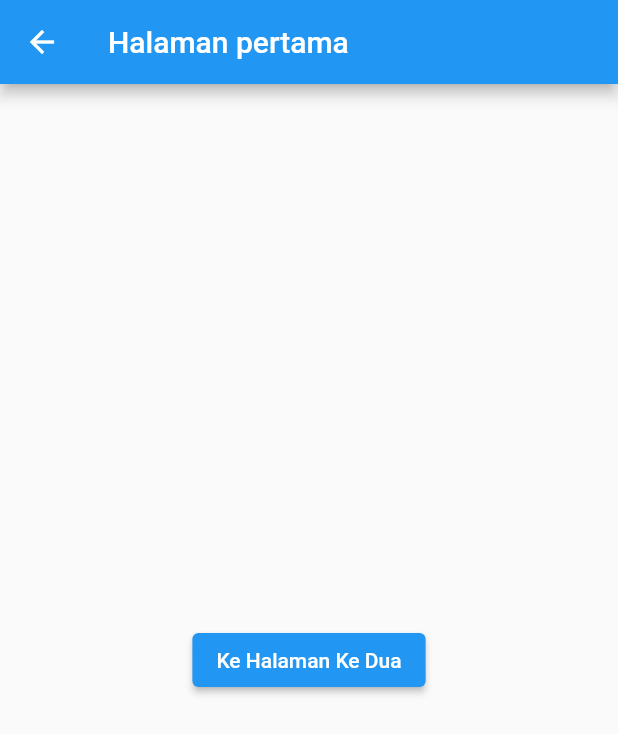
After one commit to exceldeo/FlutterTutorialCrocodic, a Flutter app: the NavigatorScreen screen opened by its route, on a phone screen of 412 x 824 dp. The commit adds this screen. Shown: the top 734 px of the screen. Run offline on Flutter 3.47's test engine with Material 2 defaults, Android fonts, the phone set to English and light mode, and no system bars.

Commit message:
memperbaiki navigator

```diff
--- /dev/null
+++ b/my_app/lib/NavigatorScreen.dart
@@ -0,0 +1,29 @@
+import 'package:flutter/material.dart';
+import 'package:my_app/SecondScreen.dart';
+
+class NavigatorScreen extends StatelessWidget {
+  const NavigatorScreen({Key key}) : super(key: key);
+
+  @override
+  Widget build(BuildContext context) {
+    return Scaffold(
+      appBar: AppBar(
+        title: const Text('Halaman pertama'),
+      ),
+      body: Center(
+        child: ElevatedButton(
+          onPressed: () {
+            // Navigator.push(context,
+            //     MaterialPageRoute(builder: (context) => SecondRoute()));
+            Navigator.pushNamed(context, '/homeScreen');
+            // Navigator.pushReplacement(context,
+            //     MaterialPageRoute(builder: (context) => SecondRoute()));
+            // Navigator.pushNamedAndRemoveUntil(
+            //     context, '/secondScreen', (route) => false);
+          },
+          child: const Text('Ke Halaman Ke Dua'),
+        ),
+      ),
+    );
+  }
+}
--- a/my_app/lib/SecondScreen.dart
+++ b/my_app/lib/SecondScreen.dart
@@ -13,6 +13,9 @@ class SecondRoute extends StatelessWidget {
         child: ElevatedButton(
           onPressed: () {
             Navigator.pop(context);
+            // Navigator.popAndPushNamed(context, '/navigatorScreen');
+            // Navigator.popUntil(
+            //     context, ModalRoute.withName('/navigatorScreen'));
           },
           child: const Text('Go back!'),
         ),
```
Also changed, not shown: my_app/lib/main.dart (+9 -1 lines).
